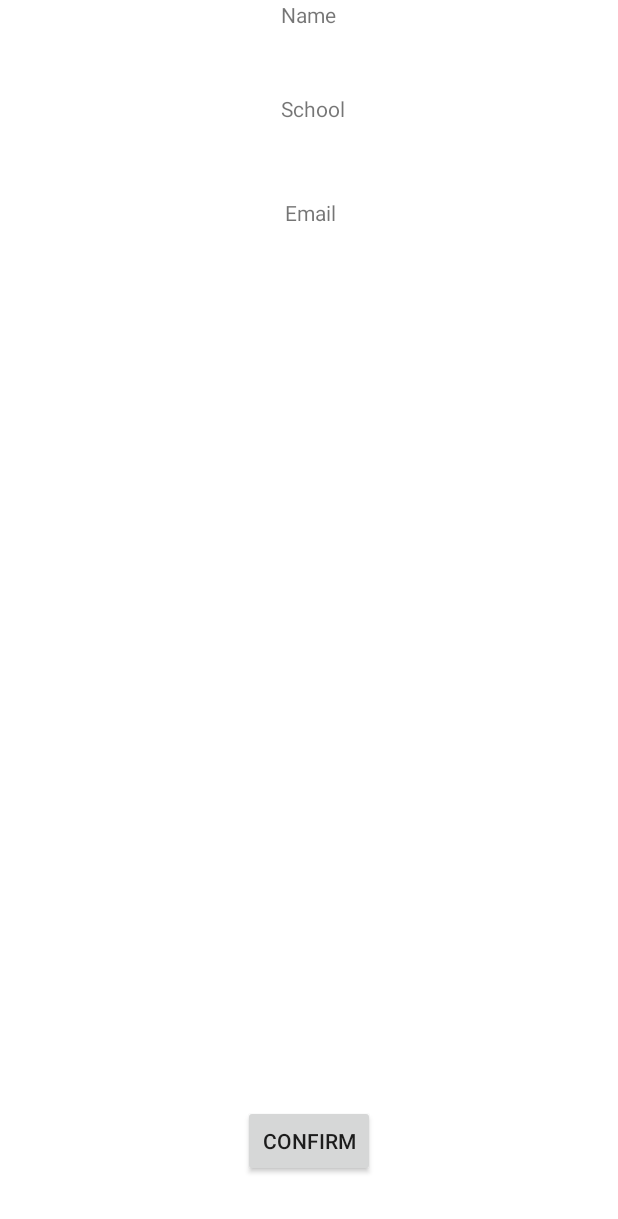
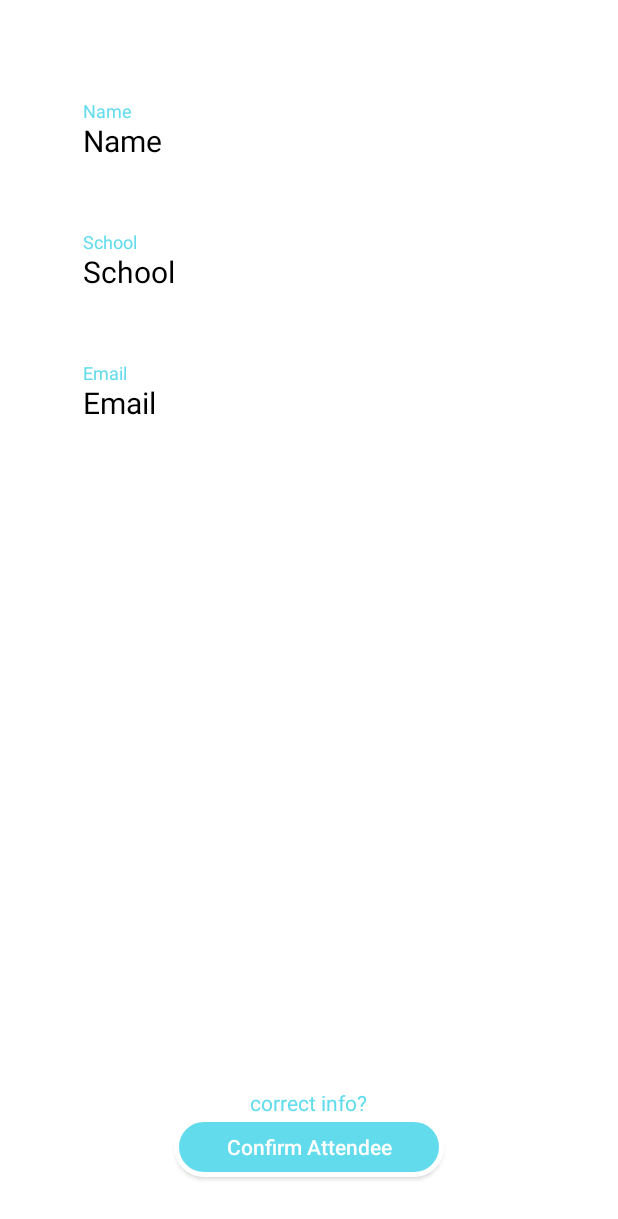
Before and after one commit to swamphacks/2017-Mobile-Android, an Android app: the layout fragment_registration.xml on its own in the app's theme, with its tools: preview values and no code run, on a phone screen of 412 x 824 dp. Shown: the top 1219 px of the screen. Run offline under Robolectric (Android 15) with nearby library versions, the phone set to English and light mode, and no system bars.

Commit message:
styled registration page

```diff
--- a/app/src/main/java/com/swamphacks/swamphacks_android/profile/RegistrationFragment.java
+++ b/app/src/main/java/com/swamphacks/swamphacks_android/profile/RegistrationFragment.java
@@ -1,5 +1,9 @@
 package com.swamphacks.swamphacks_android.profile;
 
+import android.annotation.TargetApi;
+import android.content.res.AssetManager;
+import android.graphics.Typeface;
+import android.os.Build;
 import android.os.Bundle;
 import android.support.annotation.Nullable;
 import android.app.Fragment;
@@ -24,7 +28,7 @@ public class RegistrationFragment extends Fragment {
     private View registrationView;
 
     private String name, email, school, dbKey;
-    private TextView nameTV, emailTV, schoolTV;
+    private TextView nameTV, emailTV, schoolTV, nameLabel, schoolLabel, emailLabel, correctLabel;
     private Button confirmButton;
 
     FirebaseDatabase database = FirebaseDatabase.getInstance();
@@ -79,6 +83,7 @@ public class RegistrationFragment extends Fragment {
         super.onCreate(savedInstanceState);
     }
 
+    @TargetApi(Build.VERSION_CODES.M)
     @Nullable
     @Override
     public View onCreateView(LayoutInflater inflater, ViewGroup container, Bundle savedInstanceState) {
@@ -87,8 +92,24 @@ public class RegistrationFragment extends Fragment {
         nameTV = (TextView) registrationView.findViewById(R.id.registrant_name);
         emailTV = (TextView) registrationView.findViewById(R.id.registrant_email);
         schoolTV = (TextView) registrationView.findViewById(R.id.registrant_school);
+        nameLabel = (TextView) registrationView.findViewById(R.id.name_label);
+        emailLabel = (TextView) registrationView.findViewById(R.id.email_label);
+        schoolLabel = (TextView) registrationView.findViewById(R.id.school_label);
+        correctLabel = (TextView) registrationView.findViewById(R.id.correct_label);
 
         confirmButton = (Button) registrationView.findViewById(R.id.confirm_button);
+
+        AssetManager am = getContext().getApplicationContext().getAssets();
+        Typeface face = Typeface.createFromAsset(am, "fonts/Metropolis-Regular.otf");
+
+        nameTV.setTypeface(face);
+        nameLabel.setTypeface(face);
+        schoolLabel.setTypeface(face);
+        schoolTV.setTypeface(face);
+        emailTV.setTypeface(face);
+        emailLabel.setTypeface(face);
+        correctLabel.setTypeface(face);
+        confirmButton.setTypeface(face);
 
         confirmButton.setOnClickListener(new View.OnClickListener() {
             @Override
--- a/app/src/main/res/layout/fragment_registration.xml
+++ b/app/src/main/res/layout/fragment_registration.xml
@@ -11,42 +11,102 @@
         android:layout_width="match_parent"
         android:layout_height="match_parent">
 
-        <Button
-            android:text="Confirm"
+        <TextView
+            android:text="School"
             android:layout_width="wrap_content"
             android:layout_height="wrap_content"
-            android:id="@+id/confirm_button"
-            android:layout_alignParentBottom="true"
-            android:layout_centerHorizontal="true"
-            android:layout_marginBottom="39dp" />
+            android:id="@+id/registrant_school"
+            android:layout_marginTop="60dp"
+            android:layout_below="@+id/registrant_name"
+            android:layout_alignLeft="@+id/registrant_name"
+            android:layout_alignStart="@+id/registrant_name"
+            android:textColor="@color/black"
+            android:textSize="20sp" />
 
         <TextView
             android:text="Name"
             android:layout_width="wrap_content"
             android:layout_height="wrap_content"
             android:id="@+id/registrant_name"
+            android:layout_marginLeft="55dp"
+            android:layout_marginStart="55dp"
+            android:layout_marginTop="80dp"
             android:layout_alignParentTop="true"
-            android:layout_centerHorizontal="true" />
-
-        <TextView
-            android:text="School"
-            android:layout_width="wrap_content"
-            android:layout_height="wrap_content"
-            android:id="@+id/registrant_school"
-            android:layout_marginTop="43dp"
-            android:layout_below="@+id/registrant_name"
-            android:layout_alignLeft="@+id/registrant_name"
-            android:layout_alignStart="@+id/registrant_name" />
+            android:layout_alignParentLeft="true"
+            android:layout_alignParentStart="true"
+            android:textSize="20sp"
+            android:textColor="@color/black" />
 
         <TextView
             android:text="Email"
             android:layout_width="wrap_content"
             android:layout_height="wrap_content"
             android:id="@+id/registrant_email"
-            android:layout_marginTop="50dp"
+            android:layout_centerVertical="true"
+            android:layout_alignLeft="@+id/registrant_school"
+            android:layout_alignStart="@+id/registrant_school"
             android:layout_below="@+id/registrant_school"
-            android:layout_alignRight="@+id/registrant_name"
-            android:layout_alignEnd="@+id/registrant_name" />
+            android:layout_marginTop="60dp"
+            android:textSize="20sp"
+            android:textColor="@color/black" />
+
+        <TextView
+            android:text="Name"
+            android:layout_width="wrap_content"
+            android:layout_height="wrap_content"
+            android:id="@+id/name_label"
+            android:textSize="12sp"
+            android:textColor="@color/colorPrimary"
+            android:layout_alignBottom="@+id/registrant_name"
+            android:layout_alignLeft="@+id/registrant_name"
+            android:layout_alignStart="@+id/registrant_name"
+            android:layout_marginBottom="25dp" />
+
+        <TextView
+            android:text="School"
+            android:layout_width="wrap_content"
+            android:layout_height="wrap_content"
+            android:id="@+id/school_label"
+            android:textColor="@color/colorPrimary"
+            android:textSize="12sp"
+            android:layout_alignBottom="@+id/registrant_school"
+            android:layout_alignLeft="@+id/registrant_school"
+            android:layout_alignStart="@+id/registrant_school"
+            android:layout_marginBottom="25dp" />
+
+        <TextView
+            android:text="Email"
+            android:layout_width="wrap_content"
+            android:layout_height="wrap_content"
+            android:id="@+id/email_label"
+            android:textSize="12sp"
+            android:textColor="@color/colorPrimary"
+            android:layout_alignBottom="@+id/registrant_email"
+            android:layout_alignLeft="@+id/registrant_email"
+            android:layout_alignStart="@+id/registrant_email"
+            android:layout_marginBottom="25dp" />
+
+        <Button
+            android:text="Confirm Attendee"
+            android:id="@+id/confirm_button"
+            android:layout_marginBottom="39dp"
+            android:layout_alignParentBottom="true"
+            android:layout_centerHorizontal="true"
+            android:textColor="@color/white"
+            android:background="@drawable/button_blue_white_border"
+            android:textAllCaps="false"
+            android:layout_height="40dp"
+            android:layout_width="180dp" />
+
+        <TextView
+            android:text="correct info?"
+            android:layout_width="wrap_content"
+            android:layout_height="wrap_content"
+            android:id="@+id/correct_label"
+            android:textSize="14sp"
+            android:textColor="@color/colorPrimary"
+            android:layout_above="@+id/confirm_button"
+            android:layout_centerHorizontal="true" />
     </RelativeLayout>
 
 </FrameLayout>
--- a/app/src/main/res/layout/fragment_volunteer_profile.xml
+++ b/app/src/main/res/layout/fragment_volunteer_profile.xml
@@ -45,19 +45,18 @@
         <Button
             android:text="Camera"
             android:layout_width="wrap_content"
-            android:layout_height="wrap_content"
             android:layout_alignParentTop="true"
             android:layout_centerHorizontal="true"
             android:layout_marginTop="73dp"
             android:id="@+id/volunteer_cam_button"
             android:background="@drawable/button_blue_white_border"
             android:textColor="@color/white"
-            android:textAllCaps="false"/>
+            android:textAllCaps="false"
+            android:layout_height="40dp" />
 
         <Button
             android:text="Submit"
             android:layout_width="wrap_content"
-            android:layout_height="wrap_content"
             android:id="@+id/volunteer_email_confirm"
             android:layout_marginBottom="50dp"
             android:layout_alignParentBottom="true"
@@ -65,10 +64,11 @@
             android:layout_alignStart="@+id/volunteer_cam_button"
             android:background="@drawable/button_blue_white_border"
             android:textColor="@color/white"
-            android:textAllCaps="false"/>
+            android:textAllCaps="false"
+            android:layout_height="40dp" />
 
         <EditText
-            android:layout_width="wrap_content"
+            android:layout_width="200dp"
             android:layout_height="30dp"
             android:inputType="textEmailAddress"
             android:ems="10"
```
